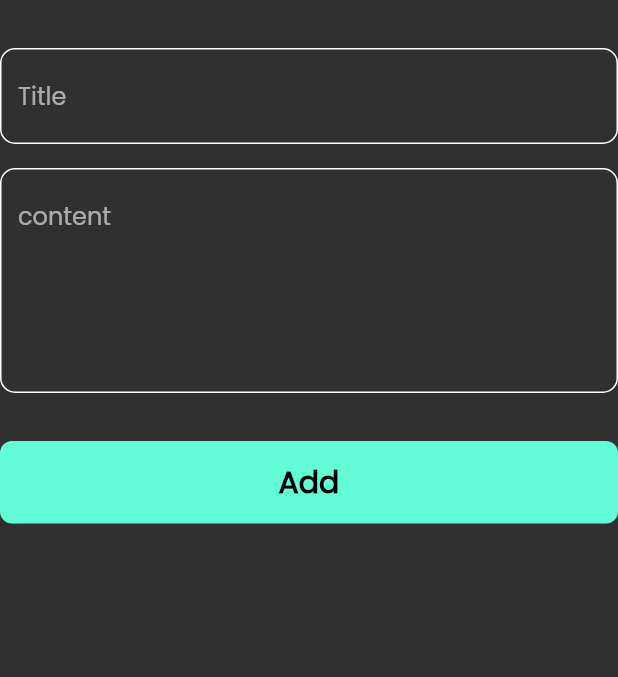
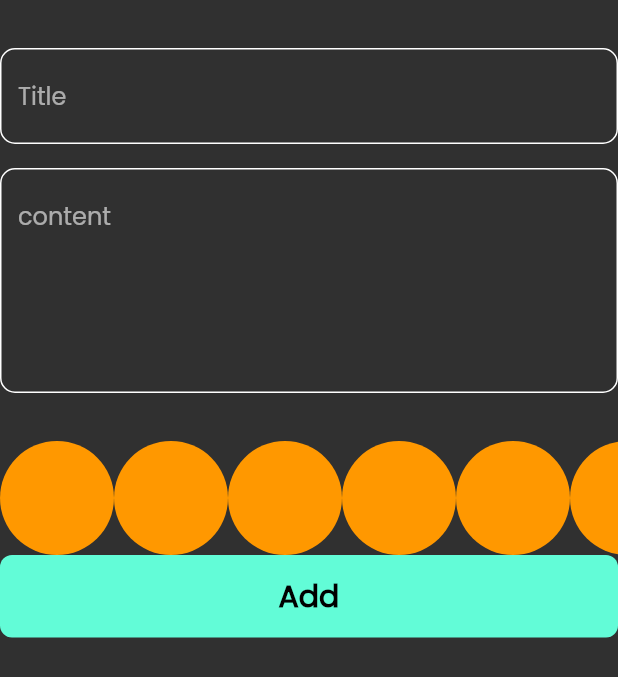
Before and after one commit to OmarIssa0/notes_app, a Flutter app: the AddNoteForm widget shown alone on an empty page, opened directly, on a phone screen of 412 x 824 dp. Shown: the top 677 px of the screen. Run offline on Flutter 3.47's test engine with Material 2 defaults, Android fonts, the phone set to English and light mode, and no system bars; our stand-ins replace flutter_bloc, font_awesome_flutter, hive, hive_flutter, modal_progress_hud_nsn; accounts and stored records are empty.

Commit message:
create colors list view part one

```diff
--- a/lib/cubits/add_note_cubit/add_note_cubit.dart
+++ b/lib/cubits/add_note_cubit/add_note_cubit.dart
@@ -1,4 +1,4 @@
-import 'package:bloc/bloc.dart';
+import 'package:flutter_bloc/flutter_bloc.dart';
 import 'package:hive_flutter/adapters.dart';
 import 'package:meta/meta.dart';
 import 'package:notes_app/constant/constant.dart';
--- a/lib/widgets/add_note_button_sheet.dart
+++ b/lib/widgets/add_note_button_sheet.dart
@@ -17,11 +17,11 @@ class AddNotesButtonSheet extends StatelessWidget {
       create: (context) => AddNoteCubit(),
       child: BlocConsumer<AddNoteCubit, AddNoteState>(
         listener: (context, state) {
+          if (state is AddNoteFailure) {}
           if (state is AddNoteSuccess) {
             BlocProvider.of<NotesCubit>(context).fetchAllNotes();
             Navigator.pop(context);
           }
-          if (state is AddNoteFailure) {}
         },
         builder: (context, state) {
           return AbsorbPointer(
--- a/lib/widgets/add_note_form.dart
+++ b/lib/widgets/add_note_form.dart
@@ -3,6 +3,7 @@ import 'package:flutter_bloc/flutter_bloc.dart';
 import 'package:intl/intl.dart';
 import 'package:notes_app/cubits/add_note_cubit/add_note_cubit.dart';
 import 'package:notes_app/models/note_model.dart';
+import 'package:notes_app/widgets/color_list_view.dart';
 
 import 'custom_button.dart';
 import 'custom_text_filed.dart';
@@ -52,6 +53,7 @@ class _AddNoteFormState extends State<AddNoteForm> {
           const SizedBox(
             height: 32,
           ),
+          const ColorsListView(),
           BlocBuilder<AddNoteCubit, AddNoteState>(
             builder: (context, state) {
               return CustomButton(
--- /dev/null
+++ b/lib/widgets/color_list_view.dart
@@ -0,0 +1,31 @@
+import 'package:flutter/material.dart';
+
+class ColorItem extends StatelessWidget {
+  const ColorItem({super.key});
+
+  @override
+  Widget build(BuildContext context) {
+    return const CircleAvatar(
+      radius: 38,
+      backgroundColor: Colors.orange,
+    );
+  }
+}
+
+class ColorsListView extends StatelessWidget {
+  const ColorsListView({super.key});
+
+  @override
+  Widget build(BuildContext context) {
+    return SizedBox(
+      height: 38 * 2,
+      child: ListView.builder(
+        itemCount: 10,
+        scrollDirection: Axis.horizontal,
+        itemBuilder: (context, index) {
+          return const ColorItem();
+        },
+      ),
+    );
+  }
+}
--- a/lib/widgets/custom_note_item.dart
+++ b/lib/widgets/custom_note_item.dart
@@ -1,4 +1,4 @@
-import 'package:flutter/cupertino.dart';
+
 import 'package:flutter/material.dart';
 import 'package:flutter_bloc/flutter_bloc.dart';
 import 'package:font_awesome_flutter/font_awesome_flutter.dart';
--- a/lib/widgets/notes_view.dart
+++ b/lib/widgets/notes_view.dart
@@ -9,9 +9,9 @@ class NotesListView extends StatelessWidget {
 
   @override
   Widget build(BuildContext context) {
-    List<NoteModel> notes = BlocProvider.of<NotesCubit>(context).notes!;
     return BlocBuilder<NotesCubit, NotesState>(
       builder: (context, state) {
+        List<NoteModel> notes = BlocProvider.of<NotesCubit>(context).notes!;
         return Padding(
           padding: const EdgeInsets.symmetric(vertical: 16),
           child: ListView.builder(
--- a/lib/widgets/notes_view_body.dart
+++ b/lib/widgets/notes_view_body.dart
@@ -1,7 +1,6 @@
-// import 'package:flutter/cupertino.dart';
 import 'package:flutter/material.dart';
 import 'package:flutter_bloc/flutter_bloc.dart';
-// import 'package:font_awesome_flutter/font_awesome_flutter.dart';
+
 import 'package:notes_app/cubits/notes_cubit/notes_cubit.dart';
 import 'package:notes_app/widgets/notes_view.dart';
 
```
